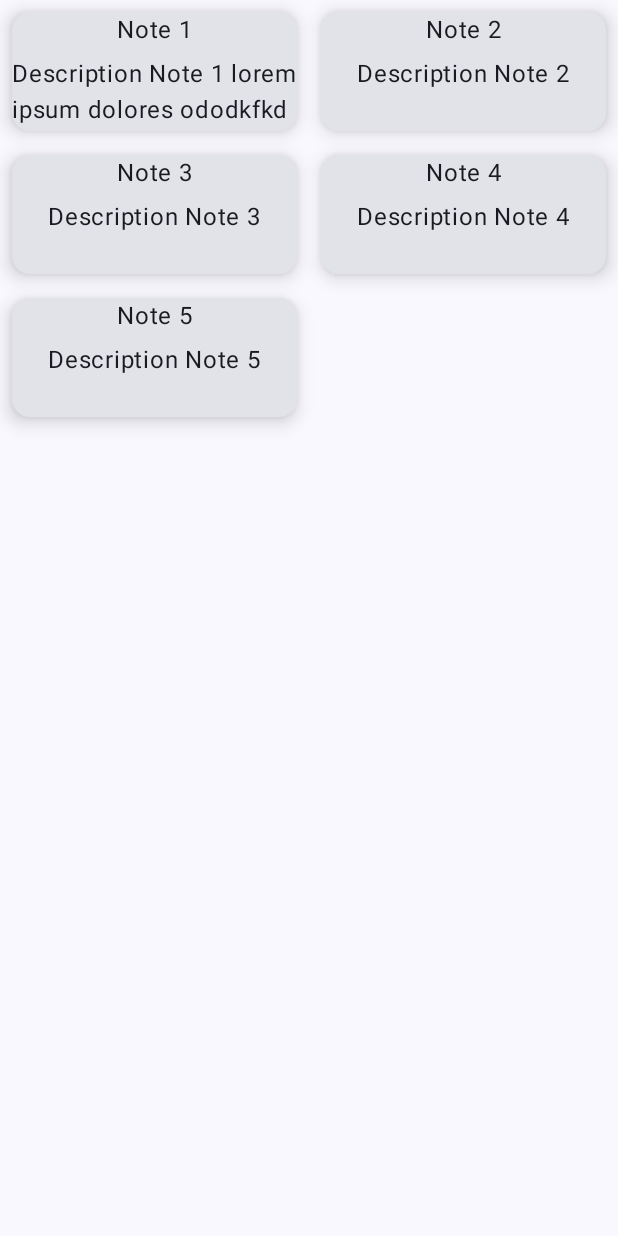
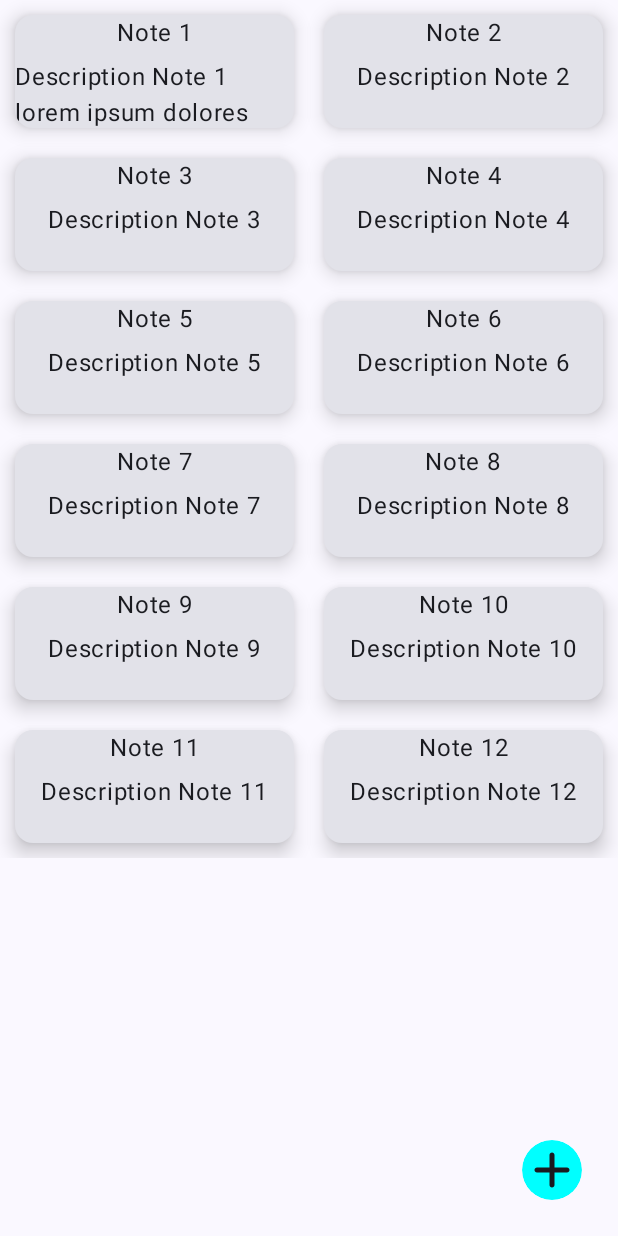
Before and after one commit to Florentin-Cambou/FeelNote, an Android app built with Jetpack Compose: the screen it shows after launch (MainActivity), on a phone screen of 412 x 824 dp. Run offline under Robolectric (Android 15) with nearby library versions, the phone set to English and light mode, and no system bars.

Commit message:
add other view (NoteScreen) add navigation in application + add button add note

```diff
--- a/app/build.gradle.kts
+++ b/app/build.gradle.kts
@@ -50,10 +50,11 @@ android {
 }
 
 dependencies {
+    implementation("androidx.navigation:navigation-compose:2.5.3")
 
     implementation("androidx.core:core-ktx:1.9.0")
     implementation("androidx.lifecycle:lifecycle-runtime-ktx:2.6.2")
-    implementation("androidx.activity:activity-compose:1.7.2")
+    implementation("androidx.activity:activity-compose:1.6.1")
     implementation(platform("androidx.compose:compose-bom:2023.03.00"))
     implementation("androidx.compose.ui:ui")
     implementation("androidx.compose.ui:ui-graphics")
--- a/app/src/main/java/com/wiapp/feelnote/data/datas.kt
+++ b/app/src/main/java/com/wiapp/feelnote/data/datas.kt
@@ -10,4 +10,11 @@ val allNote: List<Note> = mutableListOf(
     Note(R.string.title_note_3,R.string.description_note_3),
     Note(R.string.title_note_4,R.string.description_note_4),
     Note(R.string.title_note_5,R.string.description_note_5),
+    Note(R.string.title_note_6,R.string.description_note_6),
+    Note(R.string.title_note_7,R.string.description_note_7),
+    Note(R.string.title_note_8,R.string.description_note_8),
+    Note(R.string.title_note_9,R.string.description_note_9),
+    Note(R.string.title_note_10,R.string.description_note_10),
+    Note(R.string.title_note_11,R.string.description_note_11),
+    Note(R.string.title_note_12,R.string.description_note_12),
 )
--- /dev/null
+++ b/app/src/main/java/com/wiapp/feelnote/navigation/Navigation.kt
@@ -0,0 +1,38 @@
+package com.wiapp.feelnote.navigation
+
+import androidx.compose.runtime.Composable
+import androidx.navigation.NavType
+import androidx.navigation.compose.NavHost
+import androidx.navigation.compose.composable
+import androidx.navigation.compose.rememberNavController
+import androidx.navigation.navArgument
+import com.wiapp.feelnote.ui.noteListScreen.LazyVerticalGrid
+import com.wiapp.feelnote.ui.noteScreen.NoteScreen
+
+@Composable
+fun Navigation() {
+    val navController = rememberNavController()
+
+    NavHost(navController = navController, startDestination = ScreenPath.LazyVerticalGrid.itineraire) {
+        composable(ScreenPath.LazyVerticalGrid.itineraire) {
+            LazyVerticalGrid(navController)
+        }
+        composable(ScreenPath.NoteScreen.itineraire + "/{noteTitle}/{noteDescription}",
+            arguments = listOf(
+                navArgument("noteTitle") {
+                    type = NavType.StringType
+                },
+                navArgument("noteDescription") {
+                    type =NavType.StringType
+                }
+
+            )
+            ) {
+            NoteScreen(it.arguments?.getString("noteTitle")!!)
+            val noteTitle = it.arguments?.getString("noteTitle")
+            val noteDescription = it.arguments?.getString("noteDescription")
+
+            NoteScreen(noteTitle,noteDescription)
+        }
+    }
+}
--- /dev/null
+++ b/app/src/main/java/com/wiapp/feelnote/navigation/ScreenPath.kt
@@ -0,0 +1,7 @@
+package com.wiapp.feelnote.navigation
+
+sealed class ScreenPath(val itineraire: String) {
+    object LazyVerticalGrid: ScreenPath("lazy_vertical_grid")
+    object AddNoteScreen: ScreenPath("add_note_screen")
+    object NoteScreen: ScreenPath("note_screen")
+}
--- a/app/src/main/java/com/wiapp/feelnote/ui/MainActivity.kt
+++ b/app/src/main/java/com/wiapp/feelnote/ui/MainActivity.kt
@@ -6,12 +6,10 @@ import androidx.activity.compose.setContent
 import androidx.compose.foundation.layout.fillMaxSize
 import androidx.compose.material3.MaterialTheme
 import androidx.compose.material3.Surface
-import androidx.compose.material3.Text
-import androidx.compose.runtime.Composable
 import androidx.compose.ui.Modifier
-import androidx.compose.ui.tooling.preview.Preview
+import com.wiapp.feelnote.navigation.Navigation
+import com.wiapp.feelnote.ui.noteListScreen.ButtonAddNote
 import com.wiapp.feelnote.ui.noteListScreen.LazyVerticalGrid
-import com.wiapp.feelnote.ui.noteListScreen.NoteListScreen
 import com.wiapp.feelnote.ui.theme.FeelNoteTheme
 
 class MainActivity : ComponentActivity() {
@@ -24,7 +22,7 @@ class MainActivity : ComponentActivity() {
                     modifier = Modifier.fillMaxSize(),
                     color = MaterialTheme.colorScheme.background
                 ) {
-                    LazyVerticalGrid()
+                    Navigation()
                 }
             }
         }
--- /dev/null
+++ b/app/src/main/java/com/wiapp/feelnote/ui/noteListScreen/ButtonAddNote.kt
@@ -0,0 +1,42 @@
+package com.wiapp.feelnote.ui.noteListScreen
+
+import androidx.compose.foundation.background
+import androidx.compose.foundation.layout.Arrangement
+import androidx.compose.foundation.layout.Column
+import androidx.compose.foundation.layout.fillMaxSize
+import androidx.compose.foundation.layout.padding
+import androidx.compose.foundation.shape.RoundedCornerShape
+import androidx.compose.material.icons.Icons
+import androidx.compose.material.icons.rounded.Add
+import androidx.compose.material3.Icon
+import androidx.compose.material3.IconButton
+import androidx.compose.material3.ShapeDefaults
+import androidx.compose.runtime.Composable
+import androidx.compose.ui.Alignment
+import androidx.compose.ui.Modifier
+import androidx.compose.ui.graphics.Color
+import androidx.compose.ui.unit.dp
+
+@Composable
+fun ButtonAddNote() {
+    Column(
+        modifier = Modifier
+            .fillMaxSize()
+            .padding(20.dp),
+        horizontalAlignment = Alignment.End,
+        verticalArrangement = Arrangement.Bottom
+    ){
+        IconButton(
+            onClick = { /*TODO*/ }) {
+            Icon(
+                modifier = Modifier
+                    .fillMaxSize()
+                    .background(
+                        shape = RoundedCornerShape(50),
+                        color = Color.Cyan
+                    ),
+                imageVector = Icons.Rounded.Add, contentDescription = "Add note"
+            )
+        }
+    }
+}
--- a/app/src/main/java/com/wiapp/feelnote/ui/noteListScreen/LazyVerticalGrid.kt
+++ b/app/src/main/java/com/wiapp/feelnote/ui/noteListScreen/LazyVerticalGrid.kt
@@ -1,16 +1,24 @@
 package com.wiapp.feelnote.ui.noteListScreen
 
+import androidx.compose.foundation.layout.Column
 import androidx.compose.foundation.lazy.grid.GridCells
 import androidx.compose.foundation.lazy.grid.items
 import androidx.compose.runtime.Composable
 import androidx.compose.ui.unit.dp
+import androidx.navigation.NavHostController
 import com.wiapp.feelnote.data.allNote
+import com.wiapp.feelnote.navigation.ScreenPath
 
 @Composable
-fun LazyVerticalGrid() {
-    androidx.compose.foundation.lazy.grid.LazyVerticalGrid(columns = GridCells.Adaptive(150.dp)) {
-        items(allNote) {
-            notes -> NoteListScreen(notes)
+fun LazyVerticalGrid(navController: NavHostController) {
+    Column {
+        androidx.compose.foundation.lazy.grid.LazyVerticalGrid(columns = GridCells.Adaptive(150.dp)) {
+            items(allNote) {
+                    notes -> ItemNote(notes = notes, onElementClick = { noteTitle,noteDescription ->
+                navController.navigate("${ScreenPath.NoteScreen.itineraire}/$noteTitle/$noteDescription")
+            })
+            }
         }
+        ButtonAddNote()
     }
 }
--- a/app/src/main/java/com/wiapp/feelnote/ui/noteListScreen/NoteListScreen.kt
+++ b/app/src/main/java/com/wiapp/feelnote/ui/noteListScreen/NoteListScreen.kt
@@ -1,5 +1,6 @@
 package com.wiapp.feelnote.ui.noteListScreen
 
+import android.widget.Button
 import androidx.compose.foundation.clickable
 import androidx.compose.foundation.layout.Column
 import androidx.compose.foundation.layout.Spacer
@@ -9,6 +10,7 @@ import androidx.compose.foundation.layout.height
 import androidx.compose.foundation.layout.padding
 import androidx.compose.foundation.layout.size
 import androidx.compose.foundation.layout.width
+import androidx.compose.material3.Button
 import androidx.compose.material3.Card
 import androidx.compose.material3.CardDefaults
 import androidx.compose.material3.Text
@@ -18,15 +20,19 @@ import androidx.compose.ui.Modifier
 import androidx.compose.ui.res.stringResource
 import androidx.compose.ui.tooling.preview.Preview
 import androidx.compose.ui.unit.dp
+import com.wiapp.feelnote.R
 import com.wiapp.feelnote.model.Note
 
 @Composable
-fun NoteListScreen(notes: Note) {
+fun ItemNote(notes: Note, onElementClick: (String,String) -> Unit) {
+    val test = stringResource(id = notes.title)
+    val test2 = stringResource(id = notes.description)
+    Column(Modifier.fillMaxSize()) {
         Card(
             modifier = Modifier
-            .size(95.dp)
-            .padding(8.dp)
-            .clickable {  },
+                .height(95.dp)
+                .padding(10.dp)
+                .clickable { onElementClick(test, test2) },
             elevation = CardDefaults.cardElevation(defaultElevation = 8.dp)
         ) {
             Column(
@@ -40,10 +46,13 @@ fun NoteListScreen(notes: Note) {
 
             }
         }
+
         }
+    }
+
 
 @Composable
 @Preview(showBackground = true)
 fun ScreenPreview(){
-    //NoteListScreen()
+    //NoteListScreen(notes = Note(R.string.title_note_1,R.string.description_note_1))
 }
--- a/app/src/main/java/com/wiapp/feelnote/ui/noteScreen/NoteScreen.kt
+++ b/app/src/main/java/com/wiapp/feelnote/ui/noteScreen/NoteScreen.kt
@@ -1 +1,33 @@
 package com.wiapp.feelnote.ui.noteScreen
+
+import androidx.compose.foundation.layout.Box
+import androidx.compose.foundation.layout.Column
+import androidx.compose.foundation.layout.fillMaxSize
+import androidx.compose.material3.Surface
+import androidx.compose.material3.Text
+import androidx.compose.runtime.Composable
+import androidx.compose.ui.Alignment
+import androidx.compose.ui.Modifier
+
+@Composable
+fun NoteScreen(noteTitle: String? = "Titre Vide", noteDescription: String? =  "Test Description") {
+        Column(
+                modifier = Modifier.fillMaxSize(),
+                horizontalAlignment = Alignment.CenterHorizontally
+        ) {
+                Box(
+                        contentAlignment = Alignment.Center
+                ) {
+                        if (noteTitle != null) {
+                                Text(text = noteTitle)
+                        }
+                }
+
+                Surface() {
+                        if(noteDescription != null) {
+                                Text(text = noteDescription)
+                        }
+                }
+        }
+
+}
--- a/app/src/main/res/values/strings.xml
+++ b/app/src/main/res/values/strings.xml
@@ -6,10 +6,24 @@
     <string name="title_note_3">Note 3</string>
     <string name="title_note_4">Note 4</string>
     <string name="title_note_5">Note 5</string>
+    <string name="title_note_6">Note 6</string>
+    <string name="title_note_7">Note 7</string>
+    <string name="title_note_8">Note 8</string>
+    <string name="title_note_9">Note 9</string>
+    <string name="title_note_10">Note 10</string>
+    <string name="title_note_11">Note 11</string>
+    <string name="title_note_12">Note 12</string>
 
     <string name="description_note_1">Description Note 1 lorem ipsum dolores ododkfkd</string>
     <string name="description_note_2">Description Note 2</string>
     <string name="description_note_3">Description Note 3</string>
     <string name="description_note_4">Description Note 4</string>
     <string name="description_note_5">Description Note 5</string>
+    <string name="description_note_6">Description Note 6</string>
+    <string name="description_note_7">Description Note 7</string>
+    <string name="description_note_8">Description Note 8</string>
+    <string name="description_note_9">Description Note 9</string>
+    <string name="description_note_10">Description Note 10</string>
+    <string name="description_note_11">Description Note 11</string>
+    <string name="description_note_12">Description Note 12</string>
 </resources>
```
Lines whose indentation alone changed are shown as unchanged.
